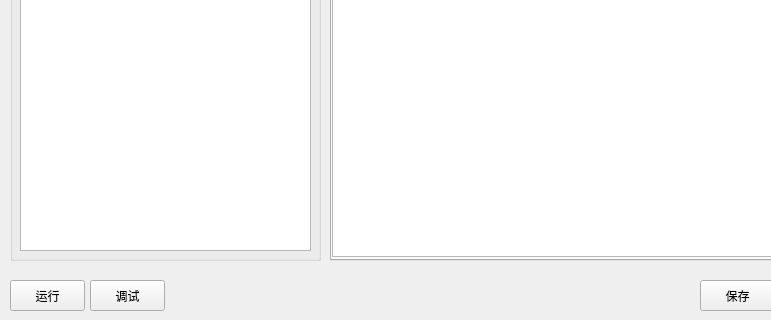
itishsy/seebot, file src/seebot/seebot/ide/flow_config.ui: the form before one commit; both pictures show x 0 to 771 and y 520 to 840 of the 870 by 840 pixel window.
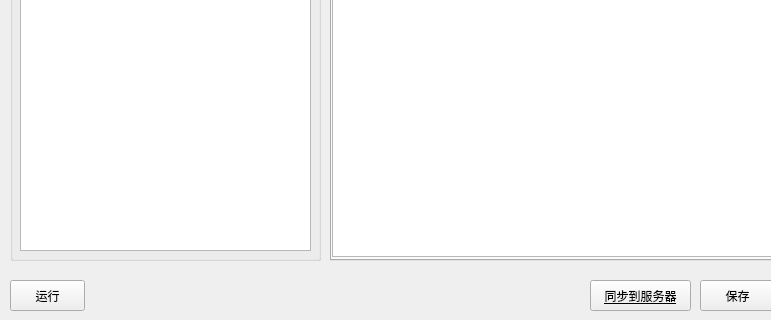
The form after the commit.

Diff of the .ui file:
```diff
--- a/src/seebot/seebot/ide/flow_config.ui
+++ b/src/seebot/seebot/ide/flow_config.ui
@@ -171,14 +171,23 @@
   <widget class="QPushButton" name="btn_debug">
    <property name="geometry">
     <rect>
-     <x>90</x>
+     <x>590</x>
      <y>800</y>
-     <width>75</width>
+     <width>101</width>
      <height>31</height>
     </rect>
    </property>
+   <property name="font">
+    <font>
+     <italic>false</italic>
+     <underline>true</underline>
+    </font>
+   </property>
+   <property name="autoFillBackground">
+    <bool>false</bool>
+   </property>
    <property name="text">
-    <string>调试</string>
+    <string>同步到服务器</string>
    </property>
   </widget>
   <widget class="QGroupBox" name="gbx_action">
```
Left out of the diff: 4 changed lines with no effect on the pictures.
